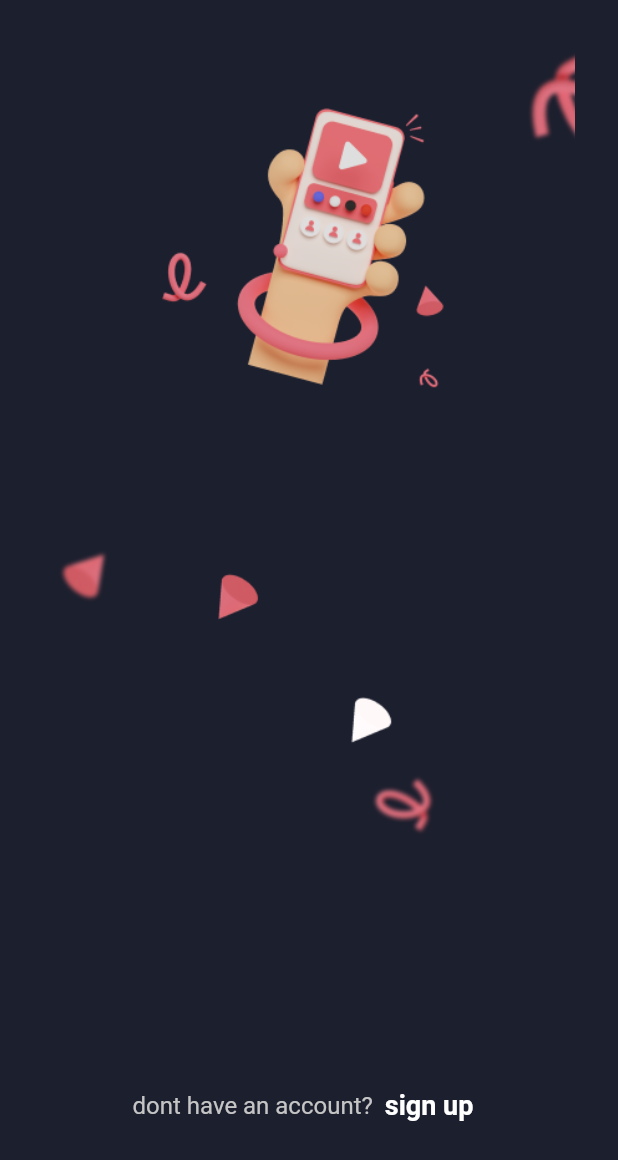
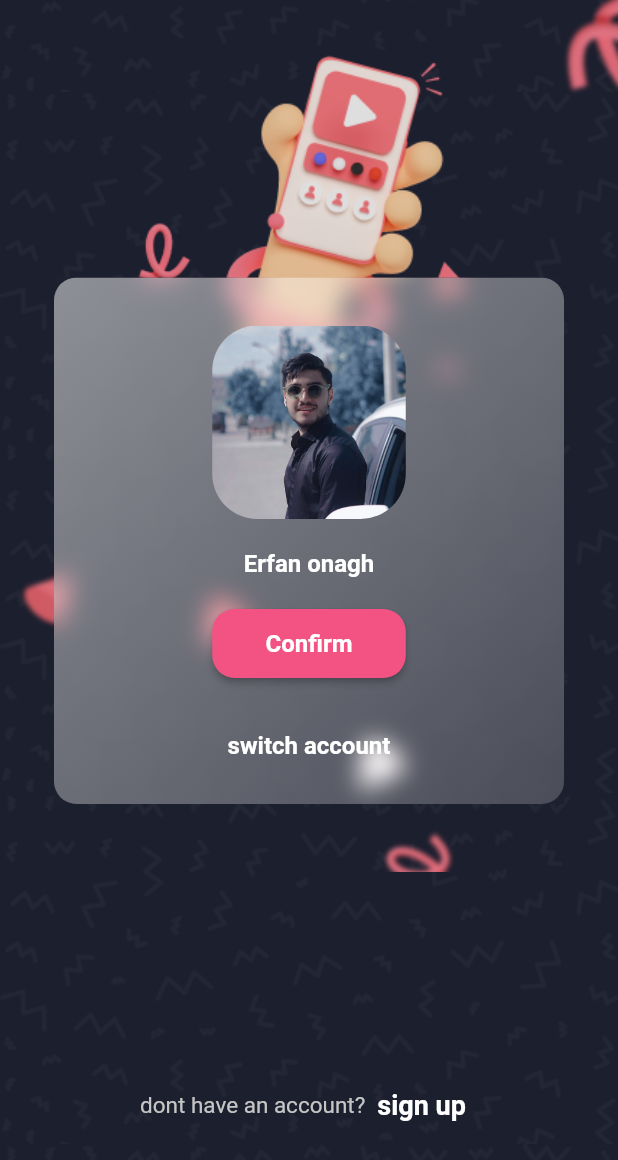
Before and after one commit to Dr-Pday/Moodinger, a Flutter app: the screen it shows after launch, on a phone screen of 412 x 824 dp. Shown: the top 1160 px of the screen. Run offline on Flutter 3.47's test engine with Material 2 defaults, Android fonts, the phone set to English and light mode, and no system bars.

Commit message:
set second screen

```diff
--- a/lib/main.dart
+++ b/lib/main.dart
@@ -12,17 +12,7 @@ class Application extends StatelessWidget {
   Widget build(BuildContext context) {
     return MaterialApp(
       debugShowCheckedModeBanner: false,
-      home: SwitchAccountScreen(),
-    );
-  }
-}
-
-class SplashScreen extends StatelessWidget {
-  const SplashScreen({super.key});
-
-  @override
-  Widget build(BuildContext context) {
-    return Container(
+      home: Container(
         decoration: BoxDecoration(
           color: Color(0xff1C1F2E),
           image: DecorationImage(
@@ -33,7 +23,18 @@ class SplashScreen extends StatelessWidget {
             ),
           ),
         ),
-      child: Scaffold(
+        child: SwitchAccountScreen(),
+      ),
+    );
+  }
+}
+
+class SplashScreen extends StatelessWidget {
+  const SplashScreen({super.key});
+
+  @override
+  Widget build(BuildContext context) {
+    return Scaffold(
       backgroundColor: Colors.transparent,
       body: Stack(
         alignment: AlignmentDirectional.bottomCenter,
@@ -66,7 +67,6 @@ class SplashScreen extends StatelessWidget {
           )
         ],
       ),
-      ),
     );
   }
 }
--- a/lib/screens/switch_account_screen.dart
+++ b/lib/screens/switch_account_screen.dart
@@ -1,3 +1,4 @@
+import 'dart:ui';
 import 'package:flutter/material.dart';
 import 'package:instagram/constats/colors.dart';
 
@@ -7,14 +8,104 @@ class SwitchAccountScreen extends StatelessWidget {
   @override
   Widget build(BuildContext context) {
     return Scaffold(
-      backgroundColor: Color(0xff1C1F2E),
+      backgroundColor: Colors.transparent,
       body: Column(
         children: [
           Expanded(
-            child: Container(
-              child: Image(
-                image: AssetImage('assets/images/switchscreen-background.png'),
-              ),
+            child: Stack(
+              alignment: AlignmentDirectional.bottomCenter,
+              children: [
+                Container(
+                  decoration: BoxDecoration(
+                    image: DecorationImage(
+                      fit: BoxFit.cover,
+                      image: AssetImage(
+                          'assets/images/switchscreen-background.png'),
+                    ),
+                  ),
+                ),
+                Padding(
+                  padding: const EdgeInsets.only(bottom: 45),
+                  child: ClipRRect(
+                    child: BackdropFilter(
+                      filter: ImageFilter.blur(sigmaX: 8, sigmaY: 8),
+                      child: Container(
+                        decoration: BoxDecoration(
+                          gradient: LinearGradient(
+                            begin: Alignment.topLeft,
+                            end: Alignment.bottomRight,
+                            colors: [
+                              Color.fromRGBO(255, 255, 255, 0.5),
+                              Color.fromRGBO(255, 255, 255, 0.2),
+                            ],
+                          ),
+                          borderRadius: BorderRadius.circular(15),
+                        ),
+                        width: 340,
+                        height: 351,
+                        child: Column(
+                          children: [
+                            SizedBox(
+                              height: 32,
+                            ),
+                            Container(
+                              decoration: BoxDecoration(
+                                borderRadius: BorderRadius.circular(30),
+                                image: DecorationImage(
+                                  image: AssetImage(
+                                      'assets/images/erfan_onagh.png'),
+                                ),
+                              ),
+                              width: 129,
+                              height: 129,
+                            ),
+                            SizedBox(
+                              height: 20,
+                            ),
+                            Text(
+                              'Erfan onagh',
+                              style: TextStyle(
+                                  color: Colors.white,
+                                  fontSize: 16,
+                                  fontWeight: FontWeight.bold),
+                            ),
+                            SizedBox(
+                              height: 20,
+                            ),
+                            ElevatedButton(
+                              style: ElevatedButton.styleFrom(
+                                shape: RoundedRectangleBorder(
+                                    borderRadius: BorderRadius.circular(15)),
+                                backgroundColor: sorkhabi,
+                                minimumSize: Size(129, 46),
+                              ),
+                              onPressed: () {},
+                              child: Text(
+                                'Confirm',
+                                style: TextStyle(
+                                    fontSize: 16, fontWeight: FontWeight.bold),
+                              ),
+                            ),
+                            SizedBox(
+                              height: 20,
+                            ),
+                            TextButton(
+                              onPressed: () {},
+                              child: Text(
+                                'switch account',
+                                style: TextStyle(
+                                    color: Colors.white,
+                                    fontWeight: FontWeight.bold,
+                                    fontSize: 16),
+                              ),
+                            ),
+                          ],
+                        ),
+                      ),
+                    ),
+                  ),
+                )
+              ],
             ),
           ),
           Padding(
@@ -24,7 +115,7 @@ class SwitchAccountScreen extends StatelessWidget {
               children: [
                 Text(
                   'dont have an account?',
-                  style: TextStyle(fontSize: 16, color: grey),
+                  style: TextStyle(fontSize: 15, color: grey),
                 ),
                 TextButton(
                   onPressed: () {},
```
Also changed, not shown: assets/images/erfan_onagh.png (added). Lines whose indentation alone changed are shown as unchanged.
